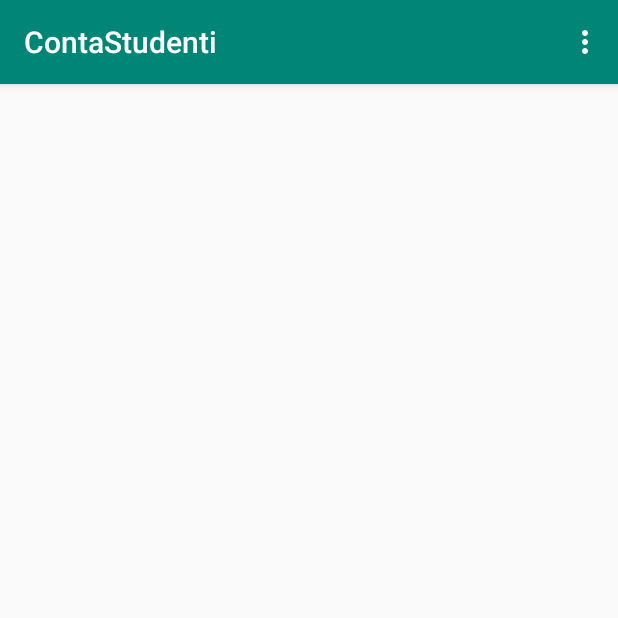
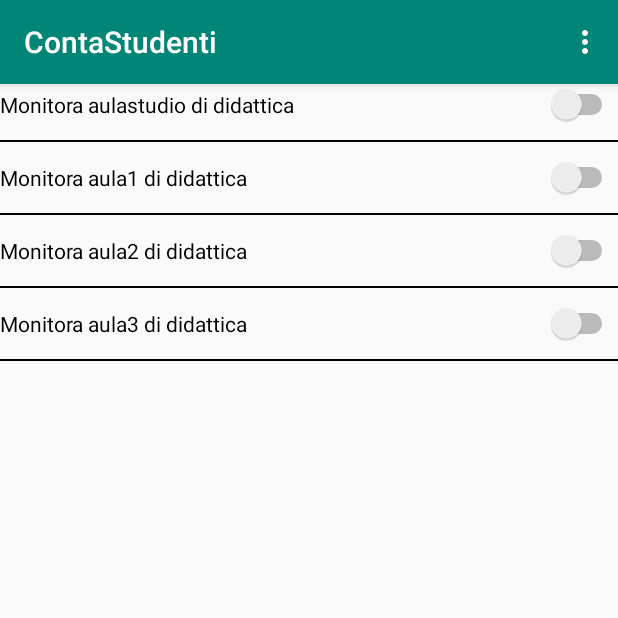
Before and after one commit to franzqat/SMART-CROWD, an Android app: the screen it shows after launch (MainActivity), on a phone screen of 412 x 824 dp, the top half of it. Run offline under Robolectric (Android 15) with nearby library versions, the phone set to English and light mode, and no system bars; libraries missing offline, so code that uses them is left out: org.eclipse.paho; 9 statements that could not run were skipped.

Commit message:
funziona tutto
todo
mplementare unsubscribe
polish

```diff
--- a/app/src/main/java/dev/furtor/contastudenti/MainActivity.java
+++ b/app/src/main/java/dev/furtor/contastudenti/MainActivity.java
@@ -10,8 +10,6 @@ import android.content.res.Resources;
 import android.graphics.Color;
 import android.graphics.PorterDuff;
 import android.preference.PreferenceManager;
-import android.support.design.widget.Snackbar;
-import android.support.v4.widget.SwipeRefreshLayout;
 import android.support.v7.app.AppCompatActivity;
 import android.os.Bundle;
 import android.util.DisplayMetrics;
@@ -34,7 +32,6 @@ import org.eclipse.paho.client.mqttv3.MqttMessage;
 import org.json.JSONArray;
 import org.json.JSONException;
 
-import java.lang.reflect.Array;
 import java.util.LinkedHashMap;
 import java.util.LinkedList;
 
@@ -52,12 +49,11 @@ public class MainActivity extends AppCompatActivity {
     protected void onCreate(Bundle savedInstanceState) {
         super.onCreate(savedInstanceState);
         setContentView(R.layout.activity_main);
+
+
         LinkedList<String> list;
         list = getStringListPref(this, "topics");
 
-        if (list == null){
-            setStringListPref(this, "topics", popolaLista(list));
-        }
 
         if(getIntent().getExtras() != null) {
             Intent i = getIntent();
@@ -69,30 +65,27 @@ public class MainActivity extends AppCompatActivity {
         }
 
 
-        final SwipeRefreshLayout pullToRefresh = findViewById(R.id.pullToRefresh);
-        pullToRefresh.setOnRefreshListener(new SwipeRefreshLayout.OnRefreshListener() {
-            @Override
-            public void onRefresh() {
-                refreshData(); // your code
-                pullToRefresh.setRefreshing(false);
-
-            }
-
-
-        });
-
         linearLayout = findViewById(R.id.linear_layout);
-
-        addElementsView(list);
+        if (list.isEmpty()){
+            refreshtoDefault();
+        }else {
+            addElementsView(list);
+        }
 
 
         startMqtt();
         Log.w("stato","on create");
     }
+    private void refreshtoDefault() {
+        linearLayout.removeAllViewsInLayout();
+        setStringListPref(this, "topics", popolaLista());
+        addElementsView(getStringListPref(getApplicationContext(), "topics"));
+    }
     private void refreshData() {
         linearLayout.removeAllViewsInLayout();
         addElementsView(getStringListPref(getApplicationContext(), "topics"));
     }
+
     public static void setStringListPref(Context context, String key, LinkedList<String> values) {
         SharedPreferences prefs = PreferenceManager.getDefaultSharedPreferences(context);
         SharedPreferences.Editor editor = prefs.edit();
@@ -112,7 +105,6 @@ public class MainActivity extends AppCompatActivity {
         SharedPreferences prefs = PreferenceManager.getDefaultSharedPreferences(context);
         SharedPreferences.Editor editor = prefs.edit();
         editor.remove(key);
-     //   editor.clear();
         editor.commit();
 
     }
@@ -158,7 +150,7 @@ public class MainActivity extends AppCompatActivity {
                 return true;
             case R.id.restore:
                 resetListPref(this, "topics");
-                refreshData();
+                refreshtoDefault();
                 return true;
             default:
                 return super.onOptionsItemSelected(item);
@@ -168,7 +160,8 @@ public class MainActivity extends AppCompatActivity {
 
 
 
-    private LinkedList<String> popolaLista(LinkedList<String> list) {
+    private LinkedList<String> popolaLista() {
+        LinkedList<String> list = new LinkedList<>();
         list.add("unict/didattica/aulastudio");
         list.add("unict/didattica/aula1");
         list.add("unict/didattica/aula2");
--- a/app/src/main/res/layout/activity_main.xml
+++ b/app/src/main/res/layout/activity_main.xml
@@ -1,9 +1,5 @@
 <?xml version="1.0" encoding="utf-8"?>
 
-<android.support.v4.widget.SwipeRefreshLayout xmlns:android="http://schemas.android.com/apk/res/android"
-    android:id="@+id/pullToRefresh"
-    android:layout_width="match_parent"
-    android:layout_height="wrap_content">
 
     <LinearLayout xmlns:android="http://schemas.android.com/apk/res/android"
         xmlns:app="http://schemas.android.com/apk/res-auto"
@@ -15,4 +11,3 @@
         tools:context=".MainActivity">
 
     </LinearLayout>
-</android.support.v4.widget.SwipeRefreshLayout>
--- a/app/src/main/res/menu/main_menu.xml
+++ b/app/src/main/res/menu/main_menu.xml
@@ -4,9 +4,5 @@
         android:title="Aggiungi nuovo elemento" />
     <item android:id="@+id/restore"
         android:title="Ripristina a default" />
-    <item
-        android:id="@+id/menu_refresh"
-        android:showAsAction="never"
-        android:title="@string/menu_refresh"/>
 
 </menu>
```
Also changed, not shown: app/src/main/java/dev/furtor/contastudenti/addElement.java (+19 -1 lines).
